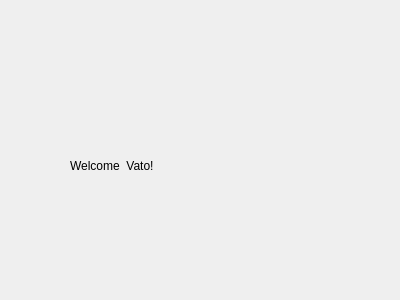
Above: dialog.ui from pacopedraza/QTLogin before the change. Below: the same form after it.
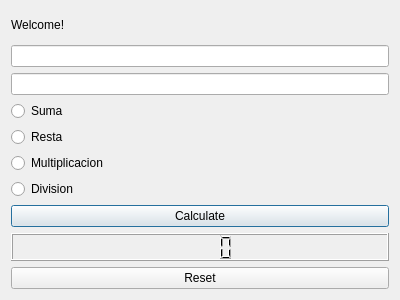
That is the form after the change.

Patch:
```diff
--- a/dialog.ui
+++ b/dialog.ui
@@ -13,19 +13,66 @@
   <property name="windowTitle">
    <string>Dialog</string>
   </property>
-  <widget class="QLabel" name="label">
-   <property name="geometry">
-    <rect>
-     <x>70</x>
-     <y>110</y>
-     <width>251</width>
-     <height>111</height>
-    </rect>
-   </property>
-   <property name="text">
-    <string>Welcome  Vato!</string>
-   </property>
-  </widget>
+  <layout class="QVBoxLayout" name="verticalLayout">
+   <item>
+    <widget class="QLabel" name="label">
+     <property name="text">
+      <string>Welcome!</string>
+     </property>
+    </widget>
+   </item>
+   <item>
+    <widget class="QLineEdit" name="txtnum1"/>
+   </item>
+   <item>
+    <widget class="QLineEdit" name="txtnum2"/>
+   </item>
+   <item>
+    <widget class="QRadioButton" name="rbtn_suma">
+     <property name="text">
+      <string>Suma</string>
+     </property>
+    </widget>
+   </item>
+   <item>
+    <widget class="QRadioButton" name="rbtn_resta">
+     <property name="text">
+      <string>Resta</string>
+     </property>
+    </widget>
+   </item>
+   <item>
+    <widget class="QRadioButton" name="rbtn_multi">
+     <property name="text">
+      <string>Multiplicacion</string>
+     </property>
+    </widget>
+   </item>
+   <item>
+    <widget class="QRadioButton" name="rbtn_div">
+     <property name="text">
+      <string>Division</string>
+     </property>
+    </widget>
+   </item>
+   <item>
+    <widget class="QPushButton" name="btnCalculate">
+     <property name="text">
+      <string>Calculate</string>
+     </property>
+    </widget>
+   </item>
+   <item>
+    <widget class="QLCDNumber" name="lcdNumber"/>
+   </item>
+   <item>
+    <widget class="QPushButton" name="btnReset">
+     <property name="text">
+      <string>Reset</string>
+     </property>
+    </widget>
+   </item>
+  </layout>
  </widget>
  <resources/>
  <connections/>
```
